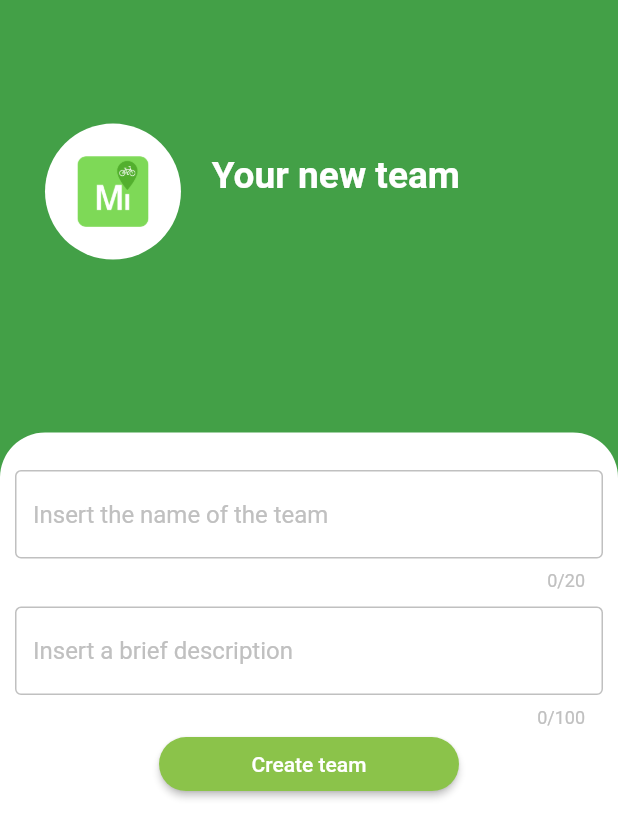
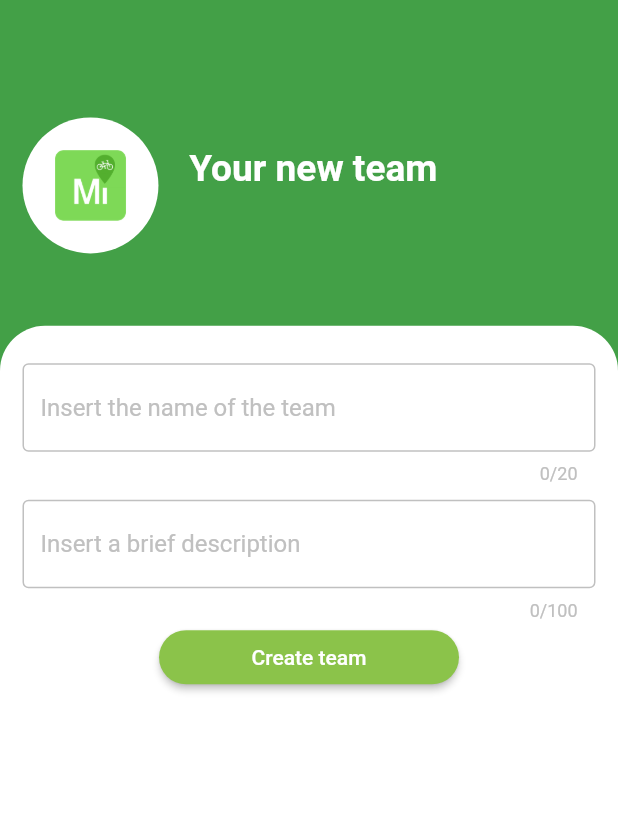
Before and after one commit to pedalami/pedalami, a Flutter app: the TeamCreation screen opened by its route, on a phone screen of 412 x 824 dp. Shown: the top 838 px of the screen. Run offline on Flutter 3.47's test engine with Material 2 defaults, Android fonts, the phone set to English and light mode, and no system bars; our stand-ins replace cloud_firestore, date_format, firebase_auth, firebase_core, firebase_storage, font_awesome_flutter and 8 more; missing offline and left inert: background_location, flutter_osm_interface, flutter_osm_plugin, search_choices, universal_html; accounts and stored records are empty.

Commit message:
UI improvements

```diff
--- a/lib/main.dart
+++ b/lib/main.dart
@@ -23,8 +23,10 @@ class MyApp extends StatelessWidget {
             theme: ThemeData().copyWith(
                 colorScheme: ColorScheme.light(
                   primary: Colors.green.shade600,
-                )
-            ),
+                ),
+              textSelectionTheme: TextSelectionThemeData(selectionColor: Colors.lightGreen,cursorColor: Colors.white, selectionHandleColor: Colors.lightGreen),
+
+          ),
             routes: Conditional().routes,
             home: Conditional().startPage,
           );
--- a/lib/routes/create_team.dart
+++ b/lib/routes/create_team.dart
@@ -45,24 +45,23 @@ class _TeamCreationState extends State<TeamCreation> {
 
   @override
   Widget build(BuildContext context) {
-    return Scaffold(
-      body: Stack(
-        clipBehavior: Clip.none,
+    return GestureDetector(
+      onTap: () => FocusManager.instance.primaryFocus?.unfocus(),
+      child: Scaffold(
+        body: SingleChildScrollView(
+          child: Column(
             children: <Widget>[
               Container(
                 color: Colors.green[600],
-            height: 40 * SizeConfig.heightMultiplier!,
-            child: Padding(
-              padding: EdgeInsets.only(
-                  left: 30.0,
-                  right: 30.0,
-                  top: 10 * SizeConfig.heightMultiplier!),
+                height: 30 * SizeConfig.heightMultiplier!,
                 child: Column(
+                  mainAxisAlignment: MainAxisAlignment.center,
                   children: <Widget>[
-                  Row(
+                    Padding(
+                      padding: EdgeInsets.symmetric(horizontal: 15),
+                      child: Row(
                         children: <Widget>[
-                      GestureDetector(
-                          child: Container(
+                          Container(
                             height: 11 * SizeConfig.heightMultiplier!,
                             width: 22 * SizeConfig.widthMultiplier!,
                             decoration: BoxDecoration(
@@ -73,7 +72,6 @@ class _TeamCreationState extends State<TeamCreation> {
                                     image:
                                         AssetImage("lib/assets/app_icon.png"))),
                           ),
-                          onTap: () {}),
                           SizedBox(
                             width: 5 * SizeConfig.widthMultiplier!,
                           ),
@@ -106,14 +104,13 @@ class _TeamCreationState extends State<TeamCreation> {
                           )
                         ],
                       ),
+                    ),
                   ],
                 ),
               ),
-          ),
-          Padding(
-              padding: EdgeInsets.only(top: 35 * SizeConfig.heightMultiplier!),
+              Transform.translate(
+                offset: const Offset(0, -30),
                 child: Container(
-                width: MediaQuery.of(context).size.width,
                   decoration: BoxDecoration(
                       color: Colors.white,
                       borderRadius: BorderRadius.only(
@@ -126,7 +123,7 @@ class _TeamCreationState extends State<TeamCreation> {
                         children: [
                           Padding(
                               padding:
-                                EdgeInsets.only(left: 10.0, top: 25, right: 10),
+                                  EdgeInsets.only(left: 15.0, top: 25, right: 15),
                               child: TextField(
                                 cursorColor: CustomColors.green,
                                 decoration: InputDecoration(
@@ -151,7 +148,7 @@ class _TeamCreationState extends State<TeamCreation> {
                               )),
                           Padding(
                               padding:
-                                EdgeInsets.only(left: 10.0, top: 10, right: 10),
+                                  EdgeInsets.only(left: 15.0, top: 10, right: 15),
                               child: TextField(
                                 focusNode: _focusDescription,
                                 cursorColor: CustomColors.green,
@@ -247,8 +244,11 @@ class _TeamCreationState extends State<TeamCreation> {
                       ),
                     ),
                   ),
-              ))
+                ),
+              )
             ],
+          ),
+        ),
       ),
     );
   }
--- a/lib/routes/profile_editing.dart
+++ b/lib/routes/profile_editing.dart
@@ -38,7 +38,9 @@ class _ProfileEditingState extends State<ProfileEditing> {
 
   @override
   Widget build(BuildContext context) {
-    return Scaffold(
+    return GestureDetector(
+      onTap: () => FocusManager.instance.primaryFocus?.unfocus(),
+      child: Scaffold(
         backgroundColor: Colors.white,
         body: SingleChildScrollView(
           child: Column(
@@ -196,6 +198,7 @@ class _ProfileEditingState extends State<ProfileEditing> {
             ],
           ),
         ),
+      ),
     );
   }
 
--- a/lib/routes/teams_search.dart
+++ b/lib/routes/teams_search.dart
@@ -35,7 +35,9 @@ class _TeamsSearchPageState extends State<TeamsSearchPage> {
 
   @override
   Widget build(BuildContext context) {
-    return Scaffold(
+    return GestureDetector(
+      onTap: () => FocusManager.instance.primaryFocus?.unfocus(),
+      child: Scaffold(
         body: SingleChildScrollView(
           child: Column(
             children: <Widget>[
@@ -61,7 +63,6 @@ class _TeamsSearchPageState extends State<TeamsSearchPage> {
                                   right: 20),
                               child: TextField(
                                 style: TextStyle(color: Colors.white),
-                              cursorColor: CustomColors.green,
                                 decoration: InputDecoration(
                                     counterStyle: TextStyle(
                                       color: CustomColors.silver,
@@ -220,6 +221,7 @@ class _TeamsSearchPageState extends State<TeamsSearchPage> {
             ],
           ),
         ),
+      ),
     );
   }
 
```
Also changed, not shown: lib/routes/create_team_event.dart (+6 -1 lines), lib/routes/events_enroll.dart (+6 -4 lines), lib/routes/events_page.dart (+6 -4 lines). Lines whose indentation alone changed are shown as unchanged.
